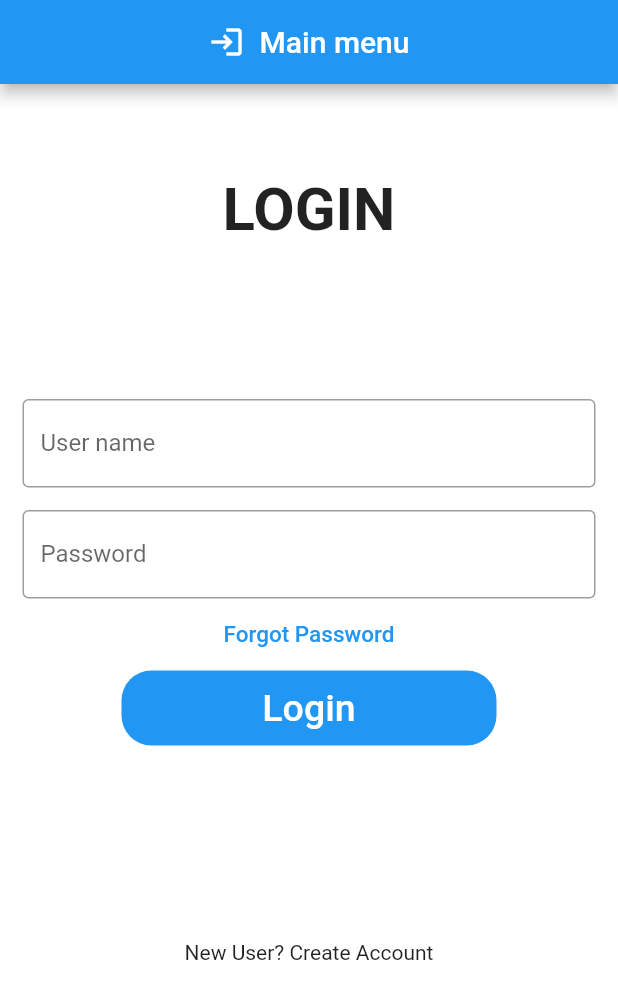
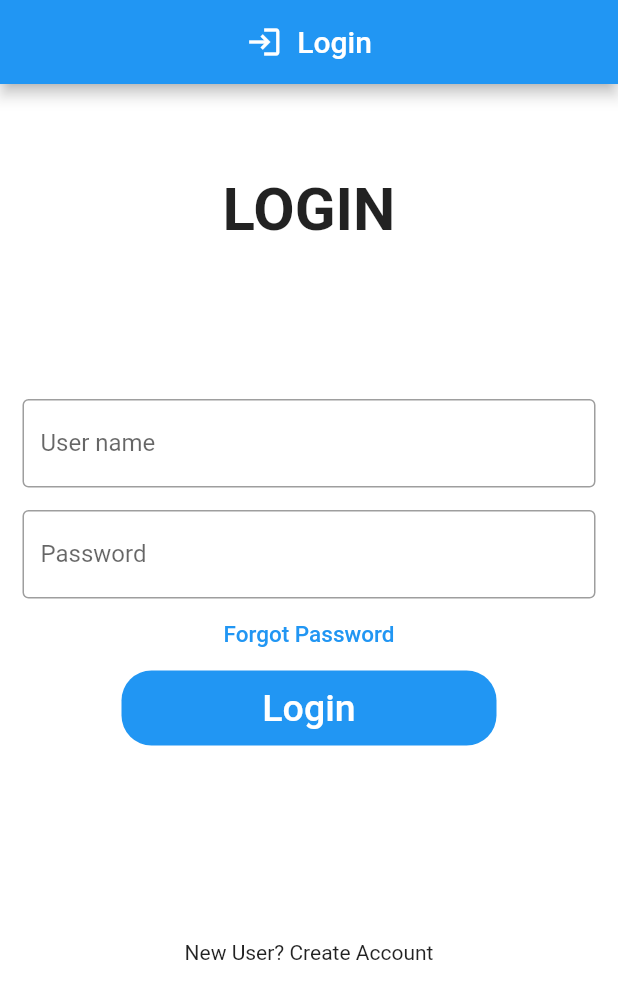
Before and after one commit to mirarnau/Frontend_Project-EA, a Flutter app: the screen it shows after launch, on a phone screen of 412 x 824 dp. Shown: the top 999 px of the screen. Run offline on Flutter 3.47's test engine with Material 2 defaults, Android fonts, the phone set to English and light mode, and no system bars.

Commit message:
Login + Main

```diff
--- a/lib/pages/loginPage.dart
+++ b/lib/pages/loginPage.dart
@@ -73,7 +73,7 @@ class _LoginPageState extends State<LoginPage> {
           children: const [
           Icon(Icons.login),
           SizedBox(width: 10),
-          Text('Main menu')
+          Text('Login')
         ],),
       ),
       body: SingleChildScrollView(
--- a/lib/pages/mainPage.dart
+++ b/lib/pages/mainPage.dart
@@ -41,7 +41,7 @@ class _MainPageState extends State<MainPage> {
           mainAxisAlignment: MainAxisAlignment.start,
           children: const [
           SizedBox(width: 65),
-          Icon(Icons.login),
+          Icon(Icons.menu),
           SizedBox(width: 10),
           Text('Main page')
         ],),
```
